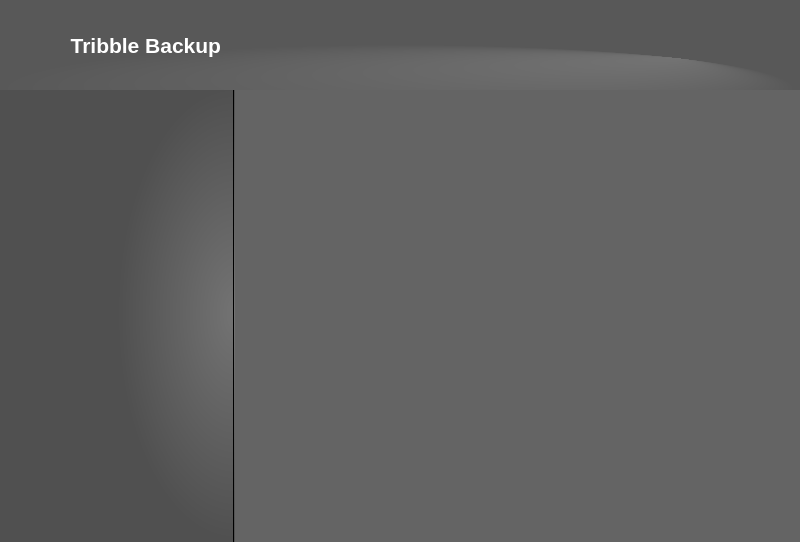
Old version of the form qt/backup2/mainwindow.ui in the repository darkstar62/tribble-backup.
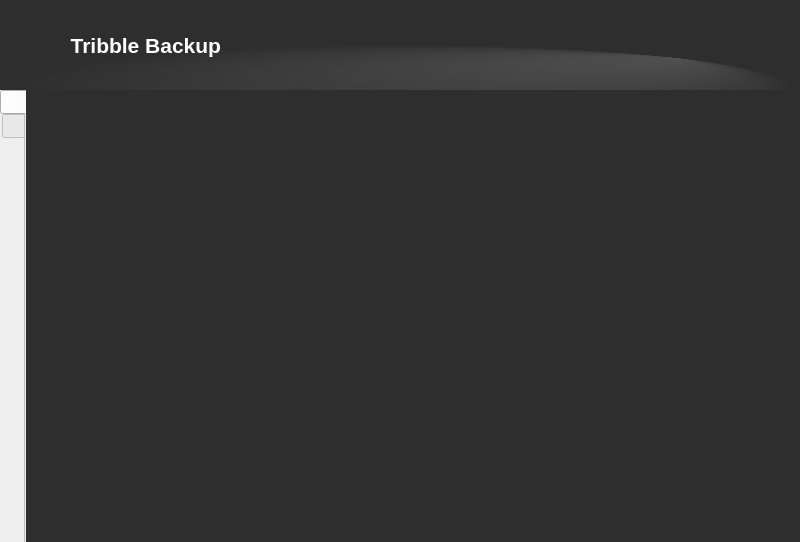
New version of the form. The open tabs and pages were chosen to show the change. Icons and pictures are not drawn.

What changed in the file:
```diff
--- a/qt/backup2/mainwindow.ui
+++ b/qt/backup2/mainwindow.ui
@@ -26,7 +26,9 @@
    <string>MainWindow</string>
   </property>
   <property name="styleSheet">
-   <string notr="true"/>
+   <string notr="true">#MainWindow {
+  background-color: rgb(47, 47, 47);
+}</string>
   </property>
   <property name="documentMode">
    <bool>true</bool>
@@ -69,7 +71,7 @@
       </property>
       <property name="styleSheet">
        <string notr="true">#frame {
-  background-color: qradialgradient(spread:pad, cx:0.494318, cy:1, radius:0.5, fx:1, fy:0.494, stop:0 rgba(115, 115, 115, 255), stop:1 rgba(88, 88, 88, 255));
+  background-color: qradialgradient(spread:pad, cx:0.494318, cy:1, radius:0.5, fx:1, fy:0.494, stop:0 rgba(80,80,80, 255), stop:1 rgba(46, 46, 46, 255));
   border: 0px;
 }</string>
       </property>
@@ -131,35 +133,49 @@
        <cursorShape>ArrowCursor</cursorShape>
       </property>
       <property name="autoFillBackground">
-       <bool>false</bool>
+       <bool>true</bool>
       </property>
       <property name="styleSheet">
        <string notr="true">#tabWidget {
+  background-color: rgb(46, 46, 46);
   border: 0px;
-  margin: 0px;
-  padding: 0px;
+  margin: -2px;
+  padding: -2px;
 }
 
-QTabBar {
-  background-color: qradialgradient(spread:pad, cx:1, cy:0.494318, radius:0.5, fx:1, fy:0.494, stop:0 rgba(115, 115, 115, 255), stop:1 rgba(80, 80, 80, 255));
-  border: 0px;
+QTabWidget &gt; QTabBar {
+  background-color: qradialgradient(spread:pad, cx:1, cy:0.494318, radius:0.5, fx:1, fy:0.494, stop:0 rgba(80, 80, 80, 255), stop:1 rgba(46, 46, 46, 255));
+  margin: -2px;
+  padding: -2px;
+  gridline-color: rgb(46, 46, 46);
 }
 
 QTabBar::tab {
-  padding-top: 10px;
-  padding-bottom: 10px;
+  padding-top: 0px;
+  padding-bottom: 5px;
   padding-left: 30px;
+  padding-right: 0px;
+  margin: 0px;
   border: 0px;
   width: 205px;
   height: 42px;
+  gridline-color: rgb(46, 46, 46);
 }
 
 QTabWidget#tabWidget::pane {
   border: 0px;
-  margin: 0px;
-  padding: 0px;
+  margin: -2px;
+  padding: -2px;
+  background-color: rgb(46, 46, 46);
+  gridline-color: rgb(46, 46, 46);
 }
-</string>
+
+.QFrame {
+  border: 3px solid rgb(20, 20, 20);
+  margin: -2px;
+  padding: -2px;
+  background-color: rgb(46, 46, 46);
+}</string>
       </property>
       <property name="tabPosition">
        <enum>QTabWidget::West</enum>
@@ -172,12 +188,12 @@
       </property>
       <property name="iconSize">
        <size>
-        <width>42</width>
+        <width>30</width>
         <height>205</height>
        </size>
       </property>
       <property name="elideMode">
-       <enum>Qt::ElideNone</enum>
+       <enum>Qt::ElideRight</enum>
       </property>
       <property name="usesScrollButtons">
        <bool>false</bool>
@@ -199,7 +215,7 @@
         <bool>false</bool>
        </property>
        <property name="styleSheet">
-        <string notr="true">background-color: rgb(100, 100, 100);</string>
+        <string notr="true">background-color: rgb(46, 46, 46);</string>
        </property>
        <attribute name="icon">
         <iconset resource="Graphics.qrc">
```
Left out of the diff: 12 changed lines with no effect on the pictures.
